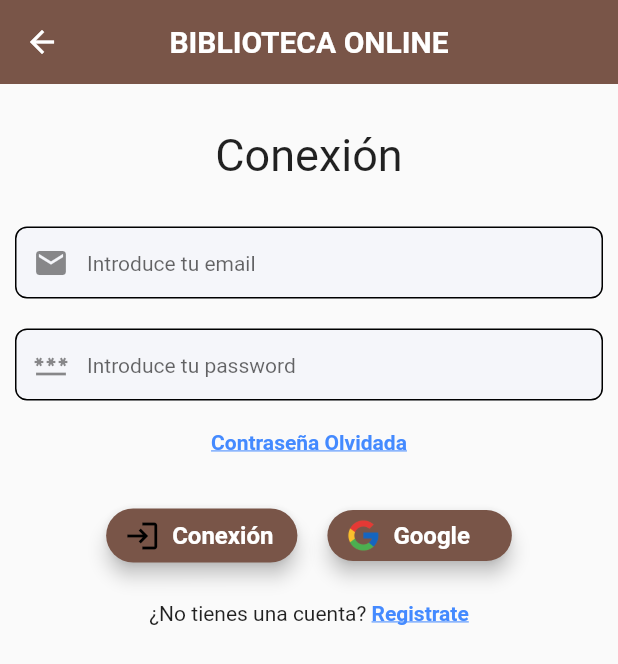
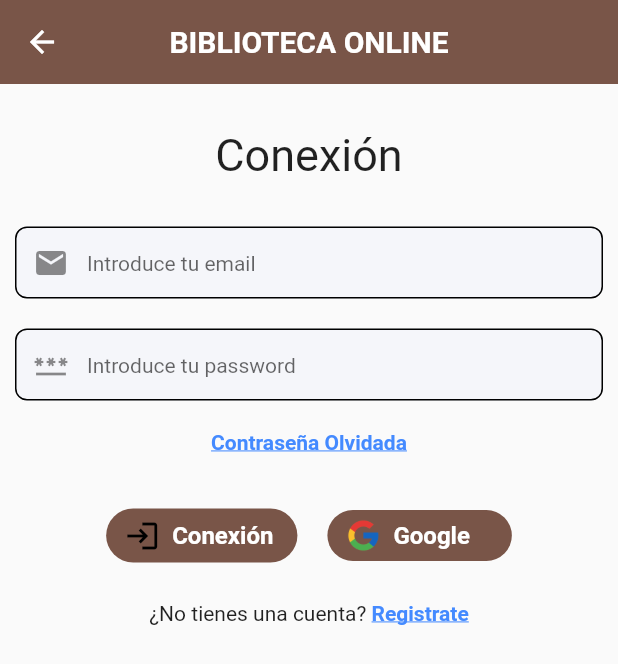
Before and after one commit to alborcode/biblioteca_digital_proyecto_cftic, a Flutter app: the Conexion screen opened by its route, on a phone screen of 412 x 824 dp. Shown: the top 664 px of the screen. Run offline on Flutter 3.47's test engine with Material 2 defaults, Android fonts, the phone set to English and light mode, and no system bars; our stand-ins replace cloud_firestore, dio, file_picker, firebase_auth, firebase_core, firebase_storage and 4 more; missing offline and left inert: dart:ffi, sprung; accounts and stored records are empty.

Commit message:
Subir archivos pendientes

```diff
--- a/lib/main.dart
+++ b/lib/main.dart
@@ -41,8 +41,8 @@ class MyApp extends StatelessWidget {
               title: 'Biblioteca Online',
               debugShowCheckedModeBanner: false,
               theme: AppTheme.miTemaClaro,
-              //home: const Conexion(),
-              home: const Inicio(),
+              home: const Conexion(),
+              //home: const Inicio(),
               routes: AppRoutes.rutas
             );
           }
--- a/lib/screens/conexion.dart
+++ b/lib/screens/conexion.dart
@@ -1,4 +1,5 @@
 
+import 'package:biblioteca_digital_proyecto_cftic/widgets/boton_imagen_animado.dart';
 import 'package:flutter/material.dart';
 import 'package:provider/provider.dart';
 
@@ -91,7 +92,7 @@ class ConexionState extends State<Conexion> {
                 Padding(
                   // Añado margenes entre botones y con respecto a la caja
                   padding: const EdgeInsets.only(top: 30, left: 10, right: 10),
-                  child: BotonIcono(
+                  child: BotonIconoAnimado(
                     accion: () {
                       String email = emailController.text;
                       String password = passwordController.text;
@@ -104,7 +105,7 @@ class ConexionState extends State<Conexion> {
                 Padding(
                   // Añado margenes entre botones y con respecto a la caja
                   padding: const EdgeInsets.only(top: 30, left: 10, right: 10),
-                  child: BotonImagen(
+                  child: BotonImagenAnimado(
                     accion: () {
                       Autentificacion.signinWithGoogle(context: context);
                     },
--- a/lib/screens/registro.dart
+++ b/lib/screens/registro.dart
@@ -69,7 +69,7 @@ class RegistroState extends State<Registro> {
                 // Damos margen entre ultima caja y boton
                 padding: const EdgeInsets.all(80.0),
                 // Llamamos a BotonconIcono para sacar boton registrarse
-                child: BotonIcono(
+                child: BotonIconoAnimado(
                   accion: () {
                     String email = emailController.text;
                     String password = passwordController.text;
--- a/lib/screens/reset_password.dart
+++ b/lib/screens/reset_password.dart
@@ -42,7 +42,7 @@ class _ResetPasswordState extends State<ResetPassword> {
           Container(
             width: 200,
             height: 50,
-            child: BotonIcono(
+            child: BotonIconoAnimado(
               accion: () {
                 String email = emailController.text;
                 Autentificacion.resetPassword(context, email);
--- /dev/null
+++ b/lib/widgets/boton_imagen_animado.dart
@@ -0,0 +1,88 @@
+/*
+ *
+ * Clase que genera un boton con Imagen
+ * Necesario para usar Icono Google que no existe en Flutter
+ *
+ */
+
+import 'package:flutter/material.dart';
+
+import 'package:biblioteca_digital_proyecto_cftic/theme/app_theme.dart';
+
+class BotonImagenAnimado extends StatelessWidget {
+  // la accion del boton y el texto son obligatorios
+  const BotonImagenAnimado({
+    Key? key,
+    required this.nombreicono,
+    required this.texto,
+    required this.accion,
+  }) : super(key: key);
+
+  final String nombreicono;
+  final String texto;
+  // La accion es de tipo Callback ya que se envia una funcion con la accion
+  final VoidCallback accion;
+
+  @override
+  Widget build(BuildContext context) {
+    return Row(
+      children: [
+        Container(
+          constraints: const BoxConstraints(
+            //maxWidth: 130,
+            maxHeight: 34,
+          ),
+          child: ElevatedButton.icon(
+            // Definicion de Estilos del boton
+            style: ButtonStyle(
+              overlayColor: getColor(Colors.white, Colors.orangeAccent),
+              foregroundColor: getColor(Colors.white, Colors.black),
+              backgroundColor: getColor(Colors.brown, Colors.white),
+              side: getBorder(Colors.transparent, Colors.black54),
+            ),
+            // Icono a mostrar en el boton
+            //icon: Icon(icono),
+            icon: Image.asset('assets/icons/$nombreicono.png',
+                  height: 24,
+                  fit: BoxFit.fitHeight,
+            ),
+            // Texto y estilo del texto del boton
+              label: Text(texto,
+              style: const TextStyle(
+                  fontSize: 16,
+                  fontWeight: FontWeight.bold,
+                  // wordSpacing: 1,
+                  // letterSpacing: 1
+              ),
+            ),
+            onPressed: accion,
+            // onLongPress: accion,
+          ),
+        ),
+      ],
+    );
+  }
+
+  MaterialStateProperty<Color> getColor(Color color, Color colorPressed){
+    final getColor = (Set<MaterialState> states) {
+      if (states.contains(MaterialState.pressed)){
+        return colorPressed;
+      }else{
+        return color;
+      }
+    };
+    return MaterialStateProperty.resolveWith(getColor);
+  }
+
+  MaterialStateProperty<BorderSide> getBorder(Color color, Color colorPressed){
+    final getBorder = (Set<MaterialState> states) {
+      if (states.contains(MaterialState.pressed)){
+        return BorderSide(color: colorPressed, width: 2);
+      }else{
+        return BorderSide(color: color, width: 2);
+      }
+    };
+    return MaterialStateProperty.resolveWith(getBorder);
+  }
+
+}
--- a/lib/widgets/widgets.dart
+++ b/lib/widgets/widgets.dart
@@ -5,6 +5,7 @@ export 'package:biblioteca_digital_proyecto_cftic/widgets/boton_icono.dart';
 export 'package:biblioteca_digital_proyecto_cftic/widgets/boton_icono_animado.dart';
 export 'package:biblioteca_digital_proyecto_cftic/widgets/boton_icono_sintexto.dart';
 export 'package:biblioteca_digital_proyecto_cftic/widgets/boton_imagen.dart';
+export 'package:biblioteca_digital_proyecto_cftic/widgets/boton_imagen_animado.dart';
 export 'package:biblioteca_digital_proyecto_cftic/widgets/caja_texto.dart';
 export 'package:biblioteca_digital_proyecto_cftic/widgets/card_texto.dart';
 export 'package:biblioteca_digital_proyecto_cftic/widgets/card_imagen.dart';
```
